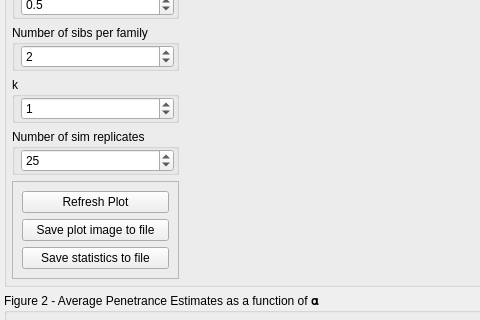
MathematicalMedicine/PenetranceEstimator, file penestapp.ui: the form before one commit; both pictures show x 0 to 480 and y 108 to 428 of the 847 by 755 pixel window.
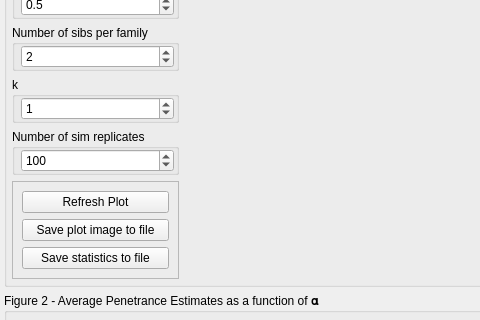
The form after the commit. Custom widgets are drawn as their Qt base class.

Commit message: increase default NumSims in gui

The edit to the form file:
```diff
--- a/penestapp.ui
+++ b/penestapp.ui
@@ -226,7 +226,7 @@
                 <number>1000</number>
                </property>
                <property name="value">
-                <number>25</number>
+                <number>100</number>
                </property>
               </widget>
              </item>
```
Left out of the diff: 28 changed lines with no effect on the pictures.
